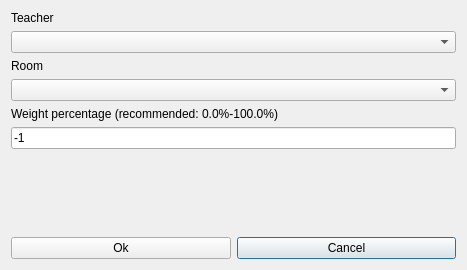
Above: src/interface/modifyconstraintteacherhomeroomform_template.ui from janLo/FET before the change. Below: the same form after it.
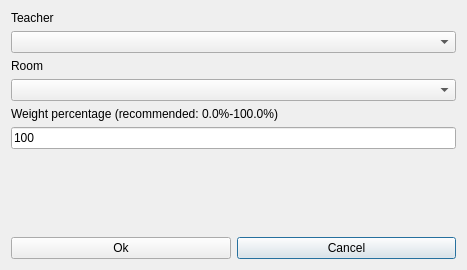
That is the form after the change.

```diff
--- a/src/interface/modifyconstraintteacherhomeroomform_template.ui
+++ b/src/interface/modifyconstraintteacherhomeroomform_template.ui
@@ -53,7 +53,7 @@
    <item row="5" column="0" colspan="2">
     <widget class="QLineEdit" name="weightLineEdit">
      <property name="text">
-      <string>-1</string>
+      <string notr="true">100</string>
      </property>
     </widget>
    </item>
```
Left out of the diff: 7 changed lines with no effect on the pictures.
